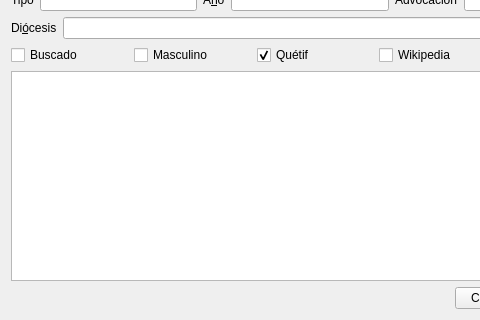
Qt form gui/dlgnuevacasa.ui (rogorido/qtpredicadores) before a commit; both pictures show x 0 to 480 and y 106 to 426 of the 632 by 426 pixel window.
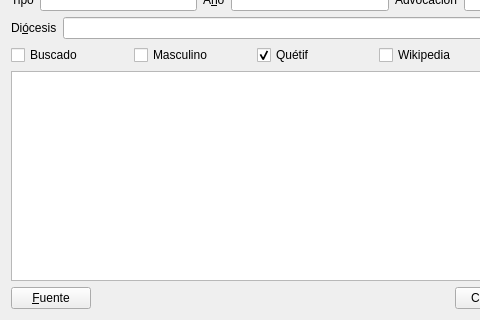
The same form after that commit. Custom widgets are drawn as their Qt base class.

Commit message: Uso del nuevo struct para incorporar fuentes en lo de casas

```diff
--- a/gui/dlgnuevacasa.ui
+++ b/gui/dlgnuevacasa.ui
@@ -200,6 +200,13 @@
    </item>
    <item>
     <layout class="QHBoxLayout" name="horizontalLayout_4">
+     <item>
+      <widget class="QPushButton" name="btFuente">
+       <property name="text">
+        <string>&amp;Fuente</string>
+       </property>
+      </widget>
+     </item>
      <item>
       <spacer name="horizontalSpacer">
        <property name="orientation">
```
The commit also changes 2 other files.
